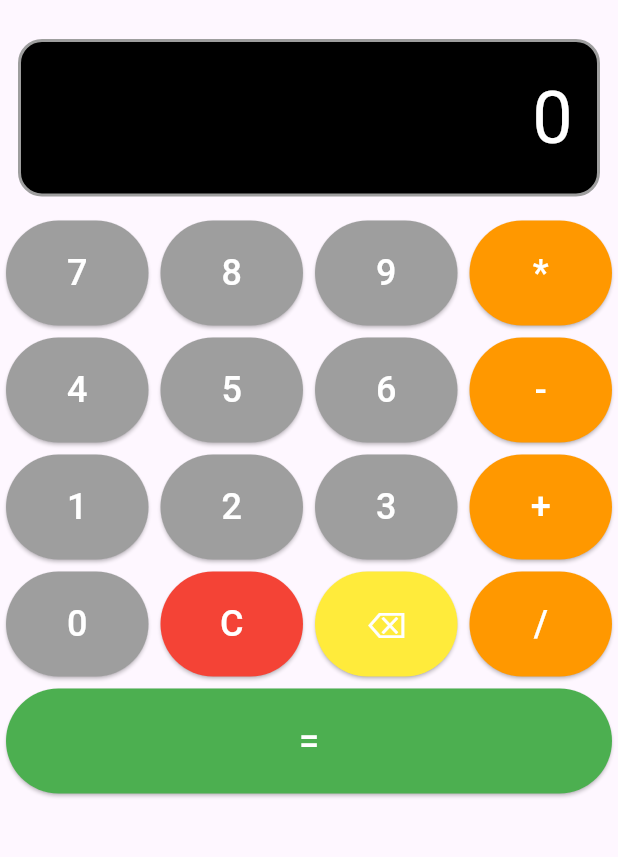
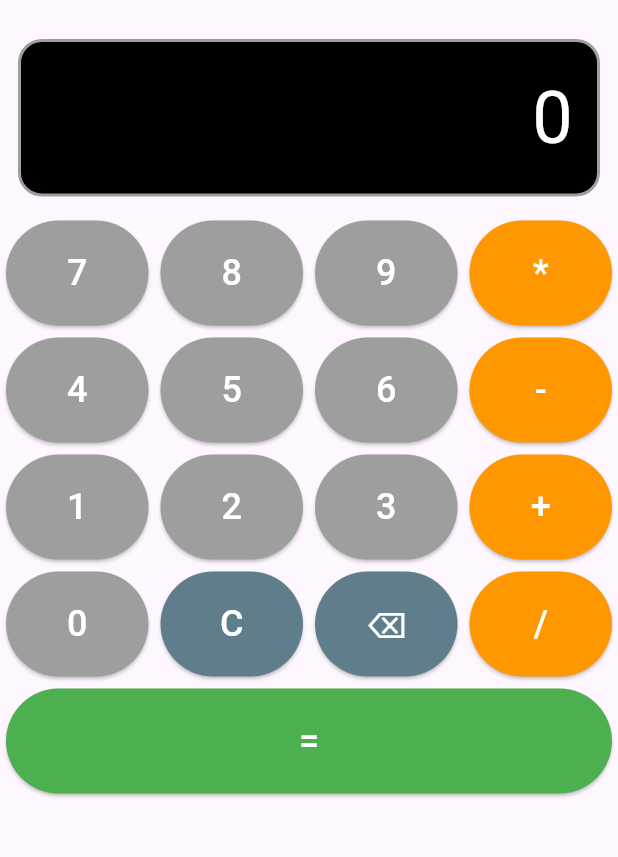
Before and after one commit to GZaguini/Projetos, a Flutter app: the screen it shows after launch, on a phone screen of 412 x 824 dp, the part 63-920 px from its top. Run offline on Flutter 3.47's test engine with Material 3 defaults, Android fonts, the phone set to English and light mode, and no system bars.

```diff
--- a/calculadora/lib/botao.dart
+++ b/calculadora/lib/botao.dart
@@ -15,13 +15,12 @@ class Botao extends StatelessWidget {
     Color cor = Colors.grey;
     if(texto == '+'|| texto == '-' || texto == '*' || texto == '/'){
           cor = Colors.orange;
-        }else if(texto == 'C'){
-          cor = Colors.red;
+        }else if(texto == 'C'|| texto == '⌫'){
+          cor = Colors.blueGrey;
         }else if(texto == '='){
           cor = Colors.green;
-        }else if(texto == '⌫'){
-          cor = Colors.yellow;
-        }else{
+        }
+        else{
           cor = Colors.grey;
         }
     return Expanded(
--- a/calculadora/lib/valor.dart
+++ b/calculadora/lib/valor.dart
@@ -17,5 +17,4 @@ class Calculadora{
   int multiplicar() {
     return numero1 * numero2;
   }
-
 }
```
Also changed, not shown: calculadora/assets/calculadora.png (added), 1 other file.
